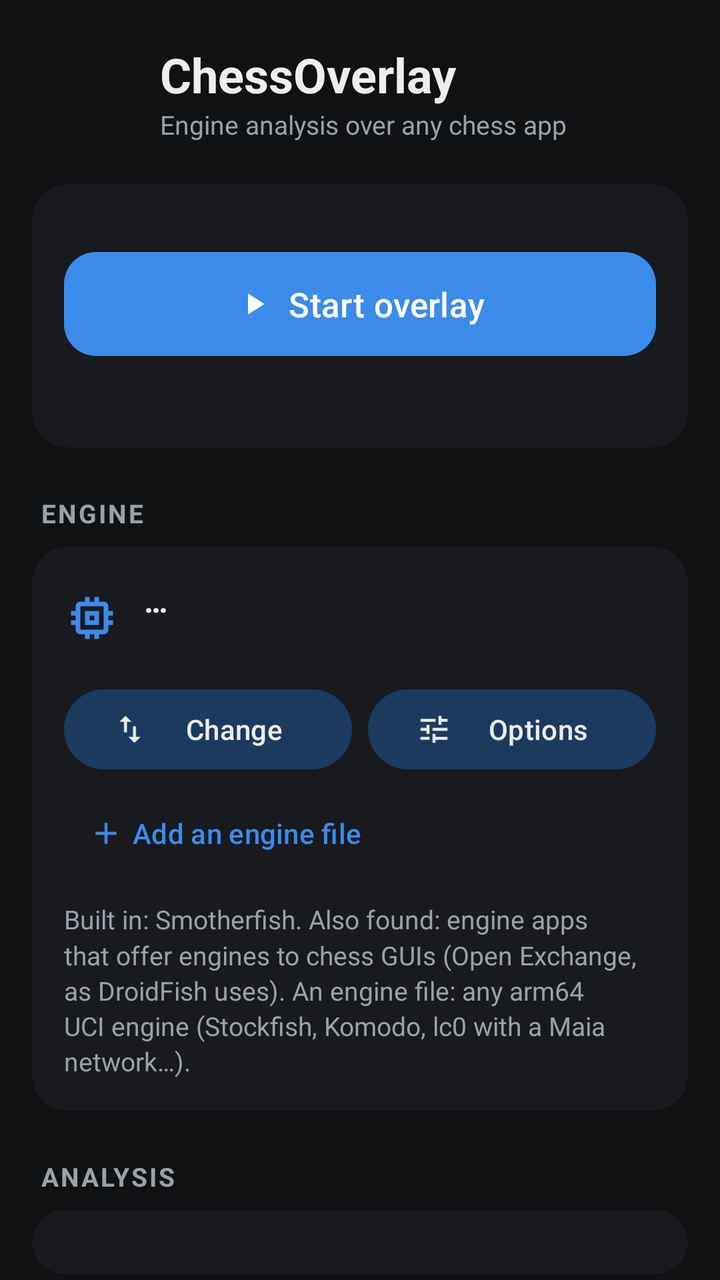
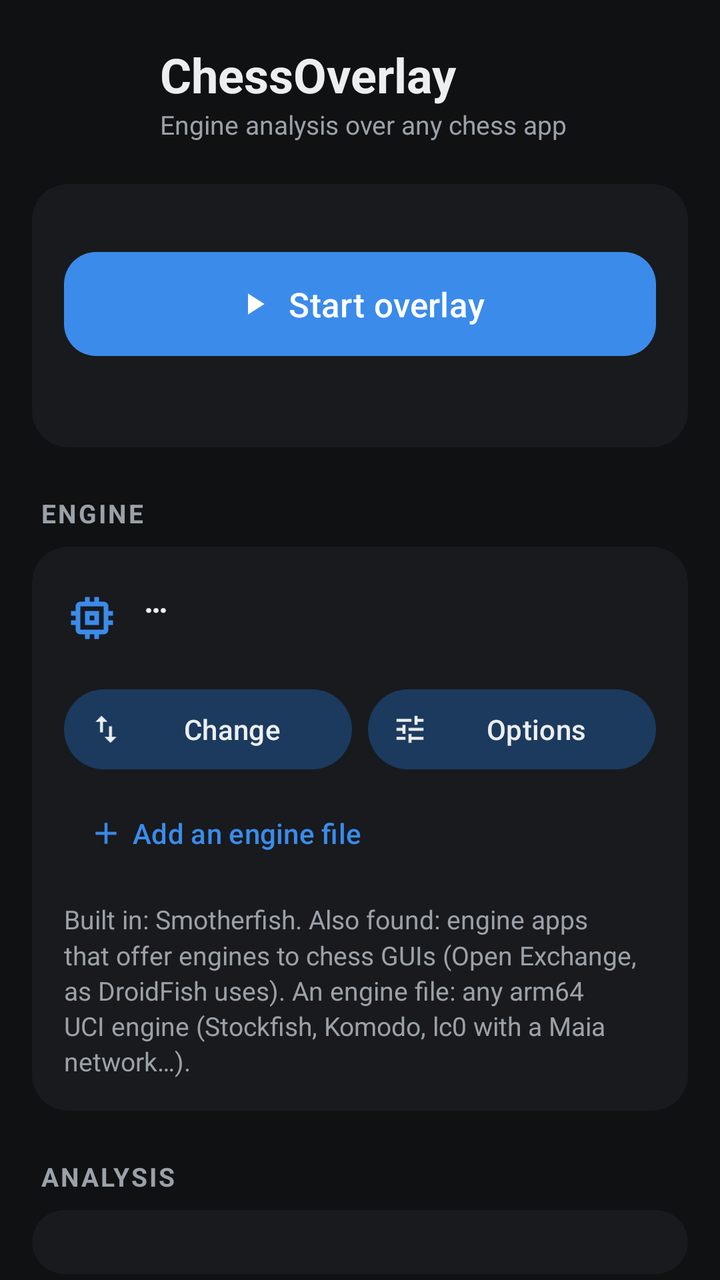

The first picture is an Android layout as it rendered before a commit; the second is the same layout after the commit. The layout source and the unified diff follow.
<!-- AndroidManifest.xml: application theme Theme.ChessOverlay -->
<!-- res/layout/activity_main.xml -->
<?xml version="1.0" encoding="utf-8"?>
<androidx.core.widget.NestedScrollView xmlns:android="http://schemas.android.com/apk/res/android"
    xmlns:app="http://schemas.android.com/apk/res-auto"
    android:id="@+id/scroll"
    android:layout_width="match_parent"
    android:layout_height="match_parent"
    android:background="@color/bg"
    android:fillViewport="true">

    <LinearLayout
        android:id="@+id/content"
        android:layout_width="match_parent"
        android:layout_height="wrap_content"
        android:orientation="vertical"
        android:paddingStart="16dp"
        android:paddingTop="20dp"
        android:paddingEnd="16dp"
        android:paddingBottom="32dp">

        
        <LinearLayout
            android:layout_width="match_parent"
            android:layout_height="wrap_content"
            android:gravity="center_vertical"
            android:orientation="horizontal">

            <ImageView
                android:layout_width="52dp"
                android:layout_height="52dp"
                android:contentDescription="@null"
                android:src="@mipmap/ic_launcher" />

            <LinearLayout
                android:layout_width="0dp"
                android:layout_height="wrap_content"
                android:layout_marginStart="12dp"
                android:layout_weight="1"
                android:orientation="vertical">

                <TextView
                    android:layout_width="wrap_content"
                    android:layout_height="wrap_content"
                    android:text="ChessOverlay"
                    android:textColor="@color/text"
                    android:textSize="24sp"
                    android:textStyle="bold" />

                <TextView
                    style="@style/Caption"
                    android:layout_width="wrap_content"
                    android:layout_height="wrap_content"
                    android:text="Engine analysis over any chess app" />
            </LinearLayout>
        </LinearLayout>

        
        <com.google.android.material.card.MaterialCardView
            android:layout_width="match_parent"
            android:layout_height="wrap_content"
            android:layout_marginTop="20dp">

            <LinearLayout
                android:layout_width="match_parent"
                android:layout_height="wrap_content"
                android:orientation="vertical">

                <LinearLayout
                    android:id="@+id/checks"
                    android:layout_width="match_parent"
                    android:layout_height="wrap_content"
                    android:orientation="vertical" />

                <com.google.android.material.progressindicator.LinearProgressIndicator
                    android:id="@+id/modelProgress"
                    android:layout_width="match_parent"
                    android:layout_height="wrap_content"
                    android:layout_marginTop="4dp"
                    android:visibility="gone"
                    app:trackCornerRadius="2dp" />

                <com.google.android.material.button.MaterialButton
                    android:id="@+id/start"
                    android:layout_width="match_parent"
                    android:layout_height="60dp"
                    android:layout_marginTop="14dp"
                    android:text="Start overlay"
                    android:textSize="17sp"
                    app:cornerRadius="16dp"
                    app:icon="@drawable/ic_play"
                    app:iconGravity="textStart" />

                <TextView
                    android:id="@+id/startHint"
                    style="@style/Caption"
                    android:layout_width="match_parent"
                    android:layout_height="wrap_content"
                    android:layout_marginTop="8dp"
                    android:gravity="center" />
            </LinearLayout>
        </com.google.android.material.card.MaterialCardView>

        
        <TextView
            style="@style/Section"
            android:layout_width="wrap_content"
            android:layout_height="wrap_content"
            android:text="Engine" />

        <com.google.android.material.card.MaterialCardView
            android:layout_width="match_parent"
            android:layout_height="wrap_content">

            <LinearLayout
                android:layout_width="match_parent"
                android:layout_height="wrap_content"
                android:orientation="vertical">

                <LinearLayout
                    android:layout_width="match_parent"
                    android:layout_height="wrap_content"
                    android:gravity="center_vertical"
                    android:orientation="horizontal">

                    <ImageView
                        android:layout_width="28dp"
                        android:layout_height="28dp"
                        android:contentDescription="@null"
                        android:src="@drawable/ic_engine"
                        app:tint="@color/accent" />

                    <LinearLayout
                        android:layout_width="0dp"
                        android:layout_height="wrap_content"
                        android:layout_marginStart="12dp"
                        android:layout_weight="1"
                        android:orientation="vertical">

                        <TextView
                            android:id="@+id/engineName"
                            style="@style/Title"
                            android:layout_width="wrap_content"
                            android:layout_height="wrap_content"
                            android:text="…"
                            android:textStyle="bold" />

                        <TextView
                            android:id="@+id/engineKind"
                            style="@style/Caption"
                            android:layout_width="wrap_content"
                            android:layout_height="wrap_content" />
                    </LinearLayout>
                </LinearLayout>

                <LinearLayout
                    android:layout_width="match_parent"
                    android:layout_height="wrap_content"
                    android:layout_marginTop="12dp"
                    android:orientation="horizontal">

                    <com.google.android.material.button.MaterialButton
                        android:id="@+id/engineChange"
                        style="@style/Widget.Material3.Button.TonalButton"
                        android:layout_width="0dp"
                        android:layout_height="wrap_content"
                        android:layout_marginEnd="8dp"
                        android:layout_weight="1"
                        android:maxLines="1"
                        android:text="Change"
                        app:icon="@drawable/ic_swap" />

                    <com.google.android.material.button.MaterialButton
                        android:id="@+id/engineOptions"
                        style="@style/Widget.Material3.Button.TonalButton"
                        android:layout_width="0dp"
                        android:layout_height="wrap_content"
                        android:layout_weight="1"
                        android:maxLines="1"
                        android:text="Options"
                        app:icon="@drawable/ic_tune" />
                </LinearLayout>

                <com.google.android.material.button.MaterialButton
                    android:id="@+id/engineAdd"
                    style="@style/Widget.Material3.Button.TextButton"
                    android:layout_width="wrap_content"
                    android:layout_height="wrap_content"
                    android:layout_marginTop="4dp"
                    android:text="Add an engine file"
                    app:icon="@drawable/ic_add" />

                <TextView
                    style="@style/Caption"
                    android:layout_width="match_parent"
                    android:layout_height="wrap_content"
                    android:layout_marginTop="10dp"
                    android:text="Built in: Smotherfish. Also found: engine apps that offer engines to chess GUIs (Open Exchange, as DroidFish uses). An engine file: any arm64 UCI engine (Stockfish, Komodo, lc0 with a Maia network…)." />
            </LinearLayout>
        </com.google.android.material.card.MaterialCardView>

        <TextView
            style="@style/Section"
            android:layout_width="wrap_content"
            android:layout_height="wrap_content"
            android:text="Analysis" />

        <com.google.android.material.card.MaterialCardView
            android:layout_width="match_parent"
            android:layout_height="wrap_content">

            <LinearLayout
                android:id="@+id/analysis"
                android:layout_width="match_parent"
                android:layout_height="wrap_content"
                android:orientation="vertical" />
        </com.google.android.material.card.MaterialCardView>

        <TextView
            style="@style/Section"
            android:layout_width="wrap_content"
            android:layout_height="wrap_content"
            android:text="On the board" />

        <com.google.android.material.card.MaterialCardView
            android:layout_width="match_parent"
            android:layout_height="wrap_content">

            <LinearLayout
                android:layout_width="match_parent"
                android:layout_height="wrap_content"
                android:orientation="vertical">

                <io.github.chessoverlay.ui.PreviewBoardView
                    android:id="@+id/preview"
                    android:layout_width="match_parent"
                    android:layout_height="wrap_content"
                    android:layout_marginBottom="6dp" />

                <TextView
                    style="@style/Caption"
                    android:layout_width="match_parent"
                    android:layout_height="wrap_content"
                    android:gravity="center"
                    android:text="Preview with your settings: the best move in bold blue, other lines thinner, the best line's next moves numbered per side." />

                <LinearLayout
                    android:id="@+id/boardSettings"
                    android:layout_width="match_parent"
                    android:layout_height="wrap_content"
                    android:orientation="vertical" />
            </LinearLayout>
        </com.google.android.material.card.MaterialCardView>

        <TextView
            style="@style/Section"
            android:layout_width="wrap_content"
            android:layout_height="wrap_content"
            android:text="Floating card" />

        <com.google.android.material.card.MaterialCardView
            android:layout_width="match_parent"
            android:layout_height="wrap_content">

            <LinearLayout
                android:id="@+id/cardSettings"
                android:layout_width="match_parent"
                android:layout_height="wrap_content"
                android:orientation="vertical" />
        </com.google.android.material.card.MaterialCardView>

        <TextView
            style="@style/Section"
            android:layout_width="wrap_content"
            android:layout_height="wrap_content"
            android:text="Help and debug" />

        <com.google.android.material.card.MaterialCardView
            android:layout_width="match_parent"
            android:layout_height="wrap_content">

            <LinearLayout
                android:id="@+id/debug"
                android:layout_width="match_parent"
                android:layout_height="wrap_content"
                android:orientation="vertical" />
        </com.google.android.material.card.MaterialCardView>

        <TextView
            style="@style/Caption"
            android:layout_width="match_parent"
            android:layout_height="wrap_content"
            android:layout_marginStart="4dp"
            android:layout_marginTop="24dp"
            android:layout_marginEnd="4dp"
            android:text="Fair play: using engine help in live games against people is cheating. Chess sites detect it and ban accounts. How you use this app, and what follows from it, is your responsibility." />

        <TextView
            android:id="@+id/version"
            style="@style/Caption"
            android:layout_width="match_parent"
            android:layout_height="wrap_content"
            android:layout_marginTop="12dp"
            android:gravity="center" />
    </LinearLayout>
</androidx.core.widget.NestedScrollView>
<!-- resources referenced by this layout -->
<resources>
  <color name="accent">#3B8BEB</color>
  <color name="bg">#0F1113</color>
  <color name="text">#ECEEF0</color>
  <!-- drawable ic_add (drawable) -->
  <?xml version="1.0" encoding="utf-8"?>
  <vector xmlns:android="http://schemas.android.com/apk/res/android"
      android:width="24dp" android:height="24dp" android:viewportWidth="24" android:viewportHeight="24"
      android:tint="?attr/colorControlNormal">
      <path android:fillColor="@android:color/white" android:pathData="M19,13h-6v6h-2v-6H5v-2h6V5h2v6h6v2z" />
  </vector>
  <!-- drawable ic_play (drawable) -->
  <?xml version="1.0" encoding="utf-8"?>
  <vector xmlns:android="http://schemas.android.com/apk/res/android"
      android:width="24dp" android:height="24dp" android:viewportWidth="24" android:viewportHeight="24"
      android:tint="?attr/colorControlNormal">
      <path android:fillColor="@android:color/white" android:pathData="M8,5v14l11,-7z" />
  </vector>
  <!-- drawable ic_swap (drawable) -->
  <?xml version="1.0" encoding="utf-8"?>
  <vector xmlns:android="http://schemas.android.com/apk/res/android"
      android:width="24dp" android:height="24dp" android:viewportWidth="24" android:viewportHeight="24"
      android:tint="?attr/colorControlNormal">
      <path android:fillColor="@android:color/white" android:pathData="M16,17.01V10h-2v7.01h-3L15,21l4,-3.99h-3zM9,3L5,6.99h3V14h2V6.99h3L9,3z" />
  </vector>
  <!-- drawable ic_tune (drawable) -->
  <?xml version="1.0" encoding="utf-8"?>
  <vector xmlns:android="http://schemas.android.com/apk/res/android"
      android:width="24dp" android:height="24dp" android:viewportWidth="24" android:viewportHeight="24"
      android:tint="?attr/colorControlNormal">
      <path android:fillColor="@android:color/white" android:pathData="M3,17v2h6v-2H3zM3,5v2h10V5H3zM13,21v-2h8v-2h-8v-2h-2v6h2zM7,9v2H3v2h4v2h2V9H7zM21,13v-2H11v2h10zM15,9h2V7h4V5h-4V3h-2v6z" />
  </vector>
  <!-- mipmap ic_launcher (mipmap-anydpi-v26) -->
  <?xml version="1.0" encoding="utf-8"?>
  <adaptive-icon xmlns:android="http://schemas.android.com/apk/res/android">
      <background android:drawable="@color/bg" />
      <foreground android:drawable="@drawable/ic_launcher_fg" />
  </adaptive-icon>
  <style name="Caption" parent="">
          <item name="android:textSize">13sp</item>
          <item name="android:textColor">@color/text_dim</item>
          <item name="android:lineSpacingMultiplier">1.15</item>
      </style>
  <style name="Section" parent="">
          <item name="android:textSize">13sp</item>
          <item name="android:textStyle">bold</item>
          <item name="android:letterSpacing">0.08</item>
          <item name="android:textAllCaps">true</item>
          <item name="android:textColor">@color/text_dim</item>
          <item name="android:layout_marginTop">24dp</item>
          <item name="android:layout_marginBottom">8dp</item>
          <item name="android:layout_marginStart">4dp</item>
      </style>
  <style name="Title" parent="">
          <item name="android:textSize">16sp</item>
          <item name="android:textColor">@color/text</item>
      </style>
  <color name="text_dim">#9BA1A8</color>
  <color name="on_accent">#FFFFFF</color>
  <color name="accent_dim">#1B3A5E</color>
  <color name="surface">#181A1D</color>
  <color name="surface_high">#202328</color>
  <color name="outline">#2C3036</color>
  <color name="bad">#E5534B</color>
  <style name="Card" parent="Widget.Material3.CardView.Filled">
          <item name="cardBackgroundColor">@color/surface</item>
          <item name="cardCornerRadius">18dp</item>
          <item name="contentPadding">16dp</item>
      </style>
  <style name="ChoiceChip" parent="Widget.Material3.Chip.Filter">
          <item name="chipMinTouchTargetSize">40dp</item>
          <item name="checkedIconVisible">false</item>
          <item name="chipBackgroundColor">@color/chip_bg</item>
          <item name="chipStrokeColor">@color/chip_stroke</item>
          <item name="android:textColor">@color/chip_text</item>
      </style>
  <!-- unchanged entries left out for length: 3 -->
</resources>

<!-- the commit's change to res/layout/activity_main.xml (unified diff, before → after) -->
@@ -155,11 +155,15 @@
                     android:layout_width="match_parent"
                     android:layout_height="wrap_content"
                     android:layout_marginTop="12dp"
+                    android:baselineAligned="false"
                     android:orientation="horizontal">
 
                     <com.google.android.material.button.MaterialButton
                         android:id="@+id/engineChange"
                         style="@style/Widget.Material3.Button.TonalButton"
+                        android:paddingStart="12dp"
+                        android:paddingEnd="12dp"
+                        app:iconPadding="6dp"
                         android:layout_width="0dp"
                         android:layout_height="wrap_content"
                         android:layout_marginEnd="8dp"
@@ -171,6 +175,9 @@
                     <com.google.android.material.button.MaterialButton
                         android:id="@+id/engineOptions"
                         style="@style/Widget.Material3.Button.TonalButton"
+                        android:paddingStart="12dp"
+                        android:paddingEnd="12dp"
+                        app:iconPadding="6dp"
                         android:layout_width="0dp"
                         android:layout_height="wrap_content"
                         android:layout_weight="1"
